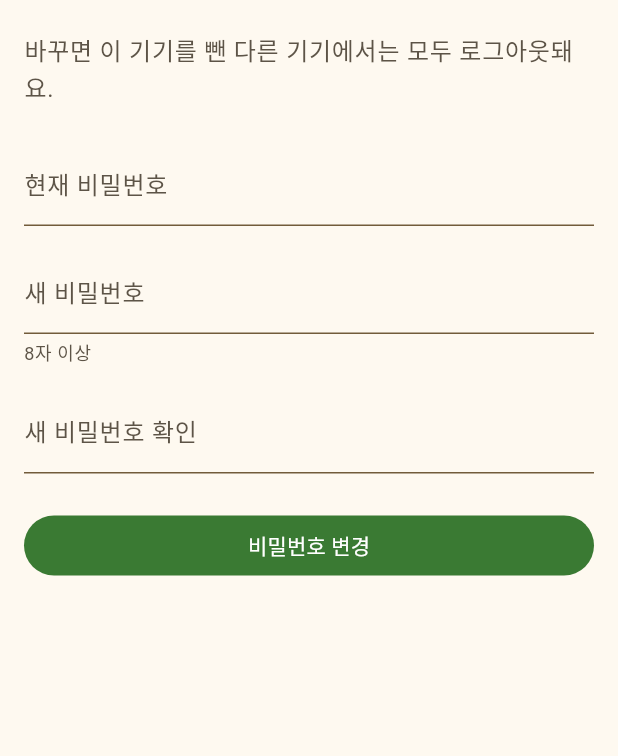
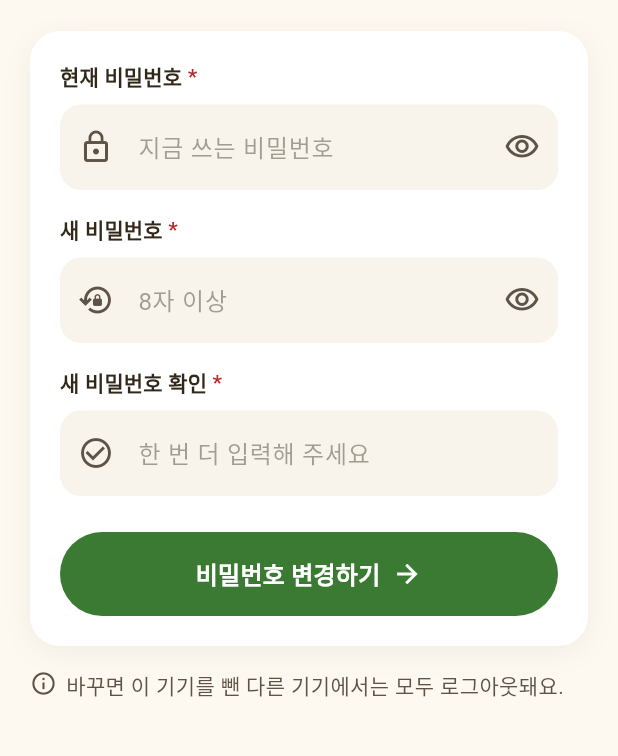
Before and after one commit to gbw11/light-homepage, a Flutter app: the PasswordChangeScreen screen opened by its route, on a phone screen of 412 x 824 dp, the part 65-821 px from its top. Run offline on Flutter 3.47's test engine with Material 3 defaults, Android fonts, the phone set to English and light mode, and no system bars; our stand-ins replace cookie_jar, dio, dio_cookie_manager, file_picker, go_router, image_picker and 1 more; accounts and stored records are empty; network calls fail; Roboto replaces fonts that are missing (Pretendard); statements that could not run were skipped.

Commit message:
feat(mobile): 비밀번호 변경 화면을 로그인 화면 모양으로
흰 카드 안에 굵은 이름표(✱) · 채운 칸(왼쪽 아이콘, 눈 버튼) ·
둥근 「비밀번호 변경하기 →」 버튼. 다른 기기 로그아웃 안내는 카드 아래로.

Co-Authored-By: Claude Opus 5.5 <noreply@anthropic.com>

```diff
--- a/mobile/lib/core/ui/form_card.dart
+++ b/mobile/lib/core/ui/form_card.dart
@@ -4,7 +4,7 @@ import 'package:flutter/services.dart';
 /// 입력 화면이 함께 쓰는 모양 — 흰 카드 안에 굵은 이름표(✱) · 채운 입력칸
 /// (왼쪽 아이콘) · 끝이 둥근 큰 버튼(→).
 ///
-/// 로그인 · 회원가입 · 새가족 등록이 쓴다. 비밀번호 변경 · 내 정보는 아직 기본 모양이다.
+/// 로그인 · 회원가입 · 새가족 등록 · 비밀번호 변경이 쓴다. 내 정보는 아직 기본 모양이다.
 
 /// 크림 바탕 위에 뜨는 흰 판. 정한 색 토큰(AppColors)에 흰색이 따로 없어
 /// `onPrimary`(흰색)를 쓴다 — 바탕(크림)과 입력칸(베이지) 사이의 단계다
--- a/mobile/lib/features/account/password_change_screen.dart
+++ b/mobile/lib/features/account/password_change_screen.dart
@@ -4,6 +4,7 @@ import 'package:flutter/material.dart';
 
 import '../../core/api/api_error.dart';
 import '../../core/auth/auth_state.dart';
+import '../../core/ui/form_card.dart';
 import '../../core/ui/status_views.dart';
 
 /// BCrypt가 다루는 상한은 글자 수가 아니라 **72바이트**다 — 한글은 한 글자가
@@ -35,6 +36,8 @@ class _PasswordChangeScreenState extends State<PasswordChangeScreen> {
   final _confirm = TextEditingController();
   final _currentFocus = FocusNode();
   var _submitting = false;
+  var _hideCurrent = true;
+  var _hideNext = true;
 
   /// 서버가 짚어 준 오류
   String? _currentError;
@@ -114,49 +117,61 @@ class _PasswordChangeScreenState extends State<PasswordChangeScreen> {
           style: TextStyle(fontWeight: FontWeight.w700),
         ),
       ),
-      body: Form(
+      // 로그인 화면과 같은 모양 — 흰 카드 · 채운 칸 · 둥근 버튼 (사용자 결정 2026-10-14)
+      body: ListView(
+        padding: const EdgeInsets.fromLTRB(20, 8, 20, 40),
+        children: [
+          FormCard(
+            child: AutofillGroup(
+              child: Form(
                 key: _form,
-        child: ListView(
-          padding: const EdgeInsets.fromLTRB(16, 8, 16, 32),
+                child: Column(
+                  crossAxisAlignment: CrossAxisAlignment.stretch,
                   children: [
-            Text(
-              '바꾸면 이 기기를 뺀 다른 기기에서는 모두 로그아웃돼요.',
-              style: theme.textTheme.bodyLarge?.copyWith(
-                color: theme.colorScheme.onSurfaceVariant,
-              ),
-            ),
-            const SizedBox(height: 24),
-            TextFormField(
+                    CardField(
+                      label: '현재 비밀번호',
+                      icon: Icons.lock_outline,
                       controller: _current,
                       focusNode: _currentFocus,
-              obscureText: true,
+                      hint: '지금 쓰는 비밀번호',
+                      obscureText: _hideCurrent,
+                      suffix: PasswordVisibilityButton(
+                        hidden: _hideCurrent,
+                        onToggle: () =>
+                            setState(() => _hideCurrent = !_hideCurrent),
+                      ),
                       autofillHints: const [AutofillHints.password],
                       textInputAction: TextInputAction.next,
-              decoration: const InputDecoration(labelText: '현재 비밀번호'),
-              forceErrorText: _currentError,
-              validator: (v) => (v ?? '').isEmpty ? '현재 비밀번호를 입력해주세요.' : null,
+                      errorText: _currentError,
+                      validator: (v) =>
+                          (v ?? '').isEmpty ? '현재 비밀번호를 입력해주세요.' : null,
                     ),
                     const SizedBox(height: 16),
-            TextFormField(
+                    CardField(
+                      label: '새 비밀번호',
+                      icon: Icons.lock_reset_outlined,
                       controller: _next,
-              obscureText: true,
+                      hint: '8자 이상',
+                      obscureText: _hideNext,
+                      suffix: PasswordVisibilityButton(
+                        hidden: _hideNext,
+                        onToggle: () => setState(() => _hideNext = !_hideNext),
+                      ),
                       autofillHints: const [AutofillHints.newPassword],
                       textInputAction: TextInputAction.next,
-              decoration: const InputDecoration(
-                labelText: '새 비밀번호',
-                helperText: '8자 이상',
-              ),
-              forceErrorText: _nextError,
+                      errorText: _nextError,
                       validator: _validateNext,
                     ),
                     const SizedBox(height: 16),
-            TextFormField(
+                    CardField(
+                      label: '새 비밀번호 확인',
+                      icon: Icons.check_circle_outline,
                       controller: _confirm,
-              obscureText: true,
+                      hint: '한 번 더 입력해 주세요',
+                      obscureText: _hideNext,
                       autofillHints: const [AutofillHints.newPassword],
                       textInputAction: TextInputAction.done,
-              decoration: const InputDecoration(labelText: '새 비밀번호 확인'),
-              onFieldSubmitted: (_) => _submit(),
+                      onSubmitted: (_) => _submit(),
                       validator: (v) {
                         if ((v ?? '').isEmpty) return '새 비밀번호 확인을 입력해주세요.';
                         if (v != _next.text) return '새 비밀번호가 일치하지 않습니다.';
@@ -164,22 +179,43 @@ class _PasswordChangeScreenState extends State<PasswordChangeScreen> {
                       },
                     ),
                     if (_formError case final error?) ...[
-              const SizedBox(height: 16),
-              Text(
-                error,
-                style: theme.textTheme.bodyMedium?.copyWith(
-                  color: theme.colorScheme.error,
-                ),
-              ),
+                      const SizedBox(height: 12),
+                      FormErrorText(error),
                     ],
                     const SizedBox(height: 24),
-            FilledButton(
-              onPressed: _submitting ? null : _submit,
-              child: Text(_submitting ? '바꾸는 중...' : '비밀번호 변경'),
+                    PillSubmitButton(
+                      label: '비밀번호 변경하기',
+                      busyLabel: '바꾸는 중...',
+                      busy: _submitting,
+                      onPressed: _submit,
                     ),
                   ],
                 ),
               ),
+            ),
+          ),
+          const SizedBox(height: 16),
+          Row(
+            crossAxisAlignment: CrossAxisAlignment.start,
+            children: [
+              Icon(
+                Icons.info_outline,
+                size: 18,
+                color: theme.colorScheme.onSurfaceVariant,
+              ),
+              const SizedBox(width: 6),
+              Expanded(
+                child: Text(
+                  '바꾸면 이 기기를 뺀 다른 기기에서는 모두 로그아웃돼요.',
+                  style: theme.textTheme.bodyMedium?.copyWith(
+                    color: theme.colorScheme.onSurfaceVariant,
+                  ),
+                ),
+              ),
+            ],
+          ),
+        ],
+      ),
     );
   }
 }
```
Also changed, not shown: 1 other file. Lines whose indentation alone changed are shown as unchanged.
